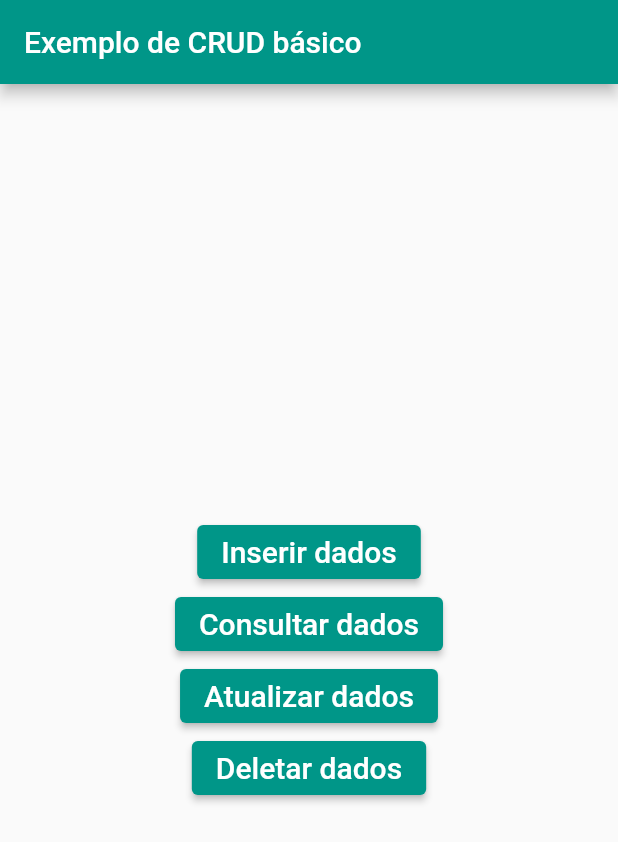
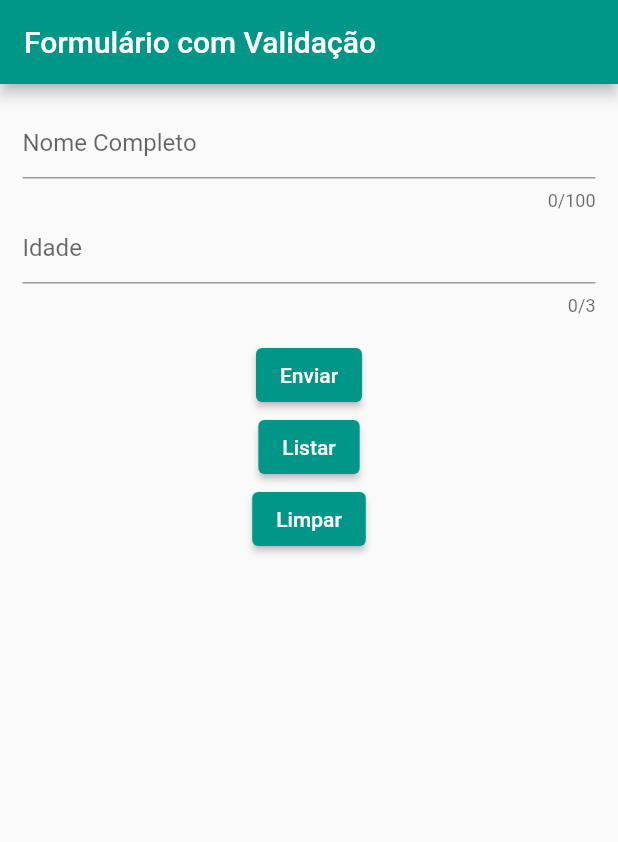
Before and after one commit to yagoborges/Crud_aula_flutter, a Flutter app: the screen it shows after launch, on a phone screen of 412 x 824 dp. Shown: the top 842 px of the screen. Run offline on Flutter 3.47's test engine with Material 2 defaults, Android fonts, the phone set to English and light mode, and no system bars; our stand-ins replace sqflite; accounts and stored records are empty.

Commit message:
Implementação de formulário

```diff
--- /dev/null
+++ b/lib/contato_formulario.dart
@@ -0,0 +1,137 @@
+
+
+import 'package:crud_flutter/DatabaseHelper.dart';
+import 'package:flutter/material.dart';
+
+class ContatoFormulario extends StatelessWidget {
+  GlobalKey<FormState> _key = GlobalKey();
+  bool _validate = false;
+  late String nome, email, idade;
+  final dbHelper = DatabaseHelper.instance;
+
+  @override
+  Widget build(BuildContext context) {
+    return MaterialApp(
+      theme: ThemeData(
+        primarySwatch: Colors.teal,
+      ),
+      home: Scaffold(
+        appBar: AppBar(
+          title: Text('Formulário com Validação'),
+          ),
+          body: SingleChildScrollView(
+            child: Container(
+              margin: EdgeInsets.all(15.0),
+              child: Form(
+                key: _key,
+                autovalidateMode: AutovalidateMode.onUserInteraction,
+                child: _formUI(context),
+            ),
+          ),
+        ),
+      ),
+    );
+  }
+
+  Widget _formUI(BuildContext context) {
+    var _controller = TextEditingController();
+    var _controller2 = TextEditingController();
+    return Column(
+      children: <Widget>[
+        TextFormField(
+          controller: _controller,
+          decoration: InputDecoration(
+            hintText: 'Nome Completo'),
+            maxLength: 100,
+            validator: _validarNome,
+            onSaved: (String? val) {
+              nome = val!;
+            },
+          ),
+          TextFormField(
+            controller: _controller2,
+            decoration: InputDecoration(hintText: 'Idade'),
+            keyboardType: TextInputType.number,
+            maxLength: 3,
+            validator: _validarIdade,
+            onSaved: (String? val) {
+              idade = val!;
+            }),
+
+        SizedBox(height: 15.0),
+        ElevatedButton(
+          onPressed: _sendForm,
+          child: Text('Enviar'),
+
+          ),
+
+        ElevatedButton(
+          onPressed: () {
+        /*  Navigator.of(context).pop();
+          Navigator.push(
+            context,
+            MaterialPageRoute(builder: (context) => MyContatoList())
+           );*/
+          },
+          child: Text('Listar'),
+        ),
+        ElevatedButton(
+          onPressed: () {
+            _controller.clear();
+            _controller2.clear();
+          },
+          child: Text('Limpar'))
+      ],
+    );
+  }
+
+  String? _validarNome(String? value) {
+    String pattern = r'(^[a-zA-Z ]*$)';
+    RegExp regExp = RegExp(pattern);
+    if (value!.isEmpty) {
+      return "Informe o nome";
+    } else if (!regExp.hasMatch(value)) {
+      return "O nome deve conter caracteres de a-z ou A-Z";
+    }
+    return null;
+  }
+
+  String? _validarIdade(String? value) {
+    String patttern = r'(^[0-9]*$)';
+    RegExp regExp = RegExp(patttern);
+    if (value!.isEmpty) {
+      return "Informe a idade";
+    } else if (value.length != 2) {
+      return "A idade deve ter até 2 dígitos";
+    } else if (!regExp.hasMatch(value)) {
+      return "A idade deve conter apenas números";
+    }
+    return null;
+  }
+
+  void _consultar() async {
+    final todasLinhas = await dbHelper.queryAllRows();
+    print('Consulta todas as linhas:');
+    todasLinhas.forEach((row) => print(row));
+  }
+
+  _sendForm() async {
+    if (_key.currentState!.validate()) {
+      //Sem erros na validação
+      _key.currentState!.save();
+      print("Nome $nome");
+      print("Idade $idade");
+
+      Map<String, dynamic> row = {
+        DatabaseHelper.columnNome : nome,
+        DatabaseHelper.columnIdade : idade,
+      };
+      final id = await dbHelper.insert(row);
+      print('linha inserida id: $id');
+
+    } else {
+      // _validate = true;
+      print('Erro de validação');
+    }
+  }
+}
--- a/lib/main.dart
+++ b/lib/main.dart
@@ -1,95 +1,5 @@
-import 'package:crud_flutter/DatabaseHelper.dart';
+
+import 'package:crud_flutter/my_app.dart';
 import 'package:flutter/material.dart';
-import 'package:sqflite/sqflite.dart';
 
-void main() {
-  runApp(const MyApp());
-}
-
-class MyApp extends StatelessWidget {
-  const MyApp({super.key});
-
-
-  @override
-  Widget build(BuildContext context) {
-    return MaterialApp(
-      title: 'SQFlite Demo',
-      theme: ThemeData(
-
-        primarySwatch: Colors.teal,
-      ),
-      home: MyHomePage(),
-    );
-  }
-}
-
-class MyHomePage extends StatelessWidget {
-  //referencia nossa classe single para gerenciar o banco de dados
-  final dbHelper = DatabaseHelper.instance;
-  //layout homepage
-  @override
-  Widget build(BuildContext context){
-    return Scaffold(
-      appBar: AppBar(
-        title: Text('Exemplo de CRUD básico'),
-      ),
-      body: Center(
-        child: Column(
-          mainAxisAlignment: MainAxisAlignment.center,
-          children: <Widget>[
-            ElevatedButton(
-              child: Text('Inserir dados', style: TextStyle(fontSize: 20),),
-              onPressed: () {_inserir();},
-              ),
-              ElevatedButton(
-                child: Text('Consultar dados', style: TextStyle(fontSize: 20),),
-                 onPressed: () {_consultar();},
-                 ),
-                 ElevatedButton(
-                  child: Text('Atualizar dados', style: TextStyle(fontSize: 20),),
-                  onPressed: () {_atualizar();},
-                  ),
-                  ElevatedButton(
-                    child: Text('Deletar dados', style: TextStyle(fontSize: 20),),
-                    onPressed: () {_deletar();},
-                    ),
-          ],
-          ),
-          ),
-    );
-  }
-  //métodos dos Buttons
-  void _inserir() async {
-    // linha para incluir
-    Map<String, dynamic> row = {
-      DatabaseHelper.columnNome : 'João inserir',
-      DatabaseHelper.columnIdade : 40
-    };
-    final id = await dbHelper.insert(row);
-    print('linha inserida id: $id');
-  }
-
-  void _consultar() async {
-    final todasLinhas = await dbHelper.queryAllRows();
-    print('Consulta todas as linhas:');
-    todasLinhas.forEach((row) => print(row));
-  }
-
-  void _atualizar() async {
-    //linha para atualizar
-    Map<String, dynamic> row = {
-      DatabaseHelper.columnId : 1,
-      DatabaseHelper.columnNome : 'Maria atualizar',
-      DatabaseHelper.columnIdade : 32
-    };
-    final linhasAfetadas = await dbHelper.update(row);
-    print('atualizadas $linhasAfetadas linha(s)');
-  }
-
-  void _deletar() async {
-    //Assumindo que o numero de linhas é o id para a última linha
-    final id = await dbHelper.queryRowCount();
-    final linhaDeletada = await dbHelper.delete(id!);
-    print('Deleta(s) $linhaDeletada linha(s): linha $id');
-  }
-}
+void main() => runApp(MyApp());
--- /dev/null
+++ b/lib/my_app.dart
@@ -0,0 +1,28 @@
+
+
+import 'package:crud_flutter/contato_formulario.dart';
+import 'package:flutter/material.dart';
+
+class MyApp extends StatelessWidget {
+  //This widget is the root of your application.
+  static const HOME = '/';
+  static const CONTATO_FORM = 'contato-form';
+  static const CONTATO_LIST = 'contato-list';
+
+  @override
+  Widget build(BuildContext context) {
+    return MaterialApp(
+      title: 'Contato ',
+      debugShowCheckedModeBanner: false,
+      theme: ThemeData(
+        primarySwatch: Colors.teal,
+      ),
+      routes: {
+        //HOME: (context) => MyContatoList(),
+        CONTATO_FORM: (context) => ContatoFormulario(),
+        HOME: (context) => ContatoFormulario(),
+        //CONTATO_LIST: (context) => MyContatoList(),
+      },
+    );
+  }
+}
```
Also changed, not shown: lib/main03.dart (added, +95 -0 lines), 1 other file.
